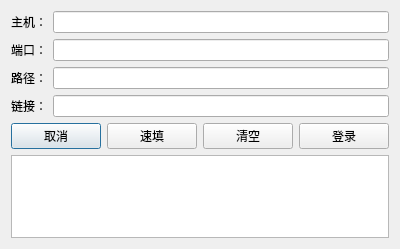
Above: businessClient/logindialog.ui from zx9229/myexe before the change. Below: the same form after it.
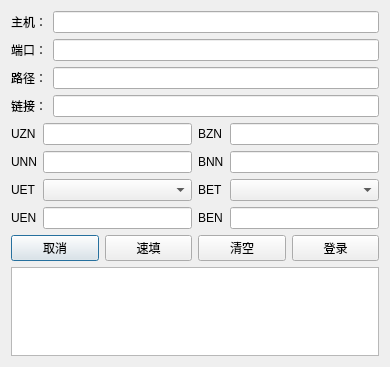
That is the form after the change.

Commit message: 2019-1-8 20:52:32 微调登录界面代码

The edit to the form file:
```diff
--- a/businessClient/logindialog.ui
+++ b/businessClient/logindialog.ui
@@ -6,8 +6,8 @@
    <rect>
     <x>0</x>
     <y>0</y>
-    <width>400</width>
-    <height>249</height>
+    <width>390</width>
+    <height>367</height>
    </rect>
   </property>
   <property name="windowTitle">
@@ -58,6 +58,90 @@
      </item>
     </layout>
    </item>
+   <item>
+    <layout class="QGridLayout" name="gridLayout_2">
+     <item row="3" column="0">
+      <widget class="QLabel" name="label_11">
+       <property name="text">
+        <string>UEN</string>
+       </property>
+      </widget>
+     </item>
+     <item row="0" column="1">
+      <widget class="QLineEdit" name="lineEdit_UserZoneName"/>
+     </item>
+     <item row="0" column="2">
+      <widget class="QLabel" name="label_6">
+       <property name="text">
+        <string>BZN</string>
+       </property>
+      </widget>
+     </item>
+     <item row="3" column="1">
+      <widget class="QLineEdit" name="lineEdit_UserExecName"/>
+     </item>
+     <item row="3" column="2">
+      <widget class="QLabel" name="label_12">
+       <property name="text">
+        <string>BEN</string>
+       </property>
+      </widget>
+     </item>
+     <item row="1" column="0">
+      <widget class="QLabel" name="label_7">
+       <property name="text">
+        <string>UNN</string>
+       </property>
+      </widget>
+     </item>
+     <item row="1" column="1">
+      <widget class="QLineEdit" name="lineEdit_UserNodeName"/>
+     </item>
+     <item row="2" column="1">
+      <widget class="QComboBox" name="comboBox_UserExecType"/>
+     </item>
+     <item row="3" column="3">
+      <widget class="QLineEdit" name="lineEdit_BelongExecName"/>
+     </item>
+     <item row="2" column="3">
+      <widget class="QComboBox" name="comboBox_BelongExecType"/>
+     </item>
+     <item row="0" column="3">
+      <widget class="QLineEdit" name="lineEdit_BelongZoneName"/>
+     </item>
+     <item row="1" column="3">
+      <widget class="QLineEdit" name="lineEdit_BelongNodeName"/>
+     </item>
+     <item row="1" column="2">
+      <widget class="QLabel" name="label_8">
+       <property name="text">
+        <string>BNN</string>
+       </property>
+      </widget>
+     </item>
+     <item row="2" column="0">
+      <widget class="QLabel" name="label_9">
+       <property name="text">
+        <string>UET</string>
+       </property>
+      </widget>
+     </item>
+     <item row="2" column="2">
+      <widget class="QLabel" name="label_10">
+       <property name="text">
+        <string>BET</string>
+       </property>
+      </widget>
+     </item>
+     <item row="0" column="0">
+      <widget class="QLabel" name="label_5">
+       <property name="text">
+        <string>UZN</string>
+       </property>
+      </widget>
+     </item>
+    </layout>
+   </item>
    <item>
     <layout class="QHBoxLayout" name="horizontalLayout">
      <item>
```
The commit also changes 5 other files.
